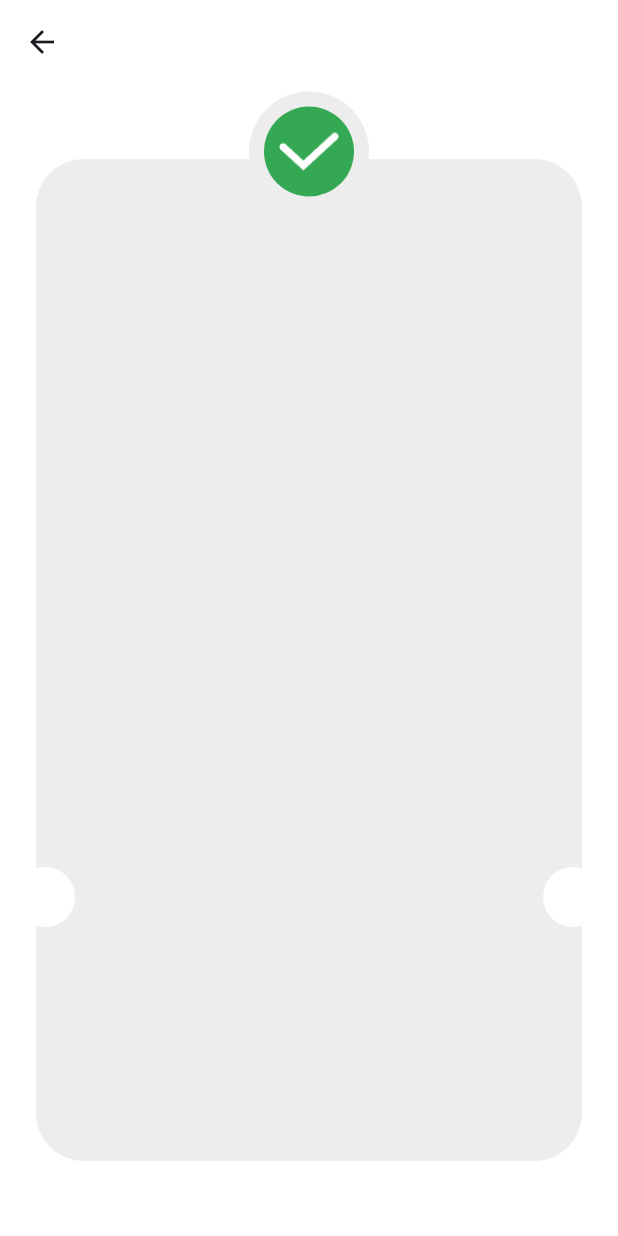
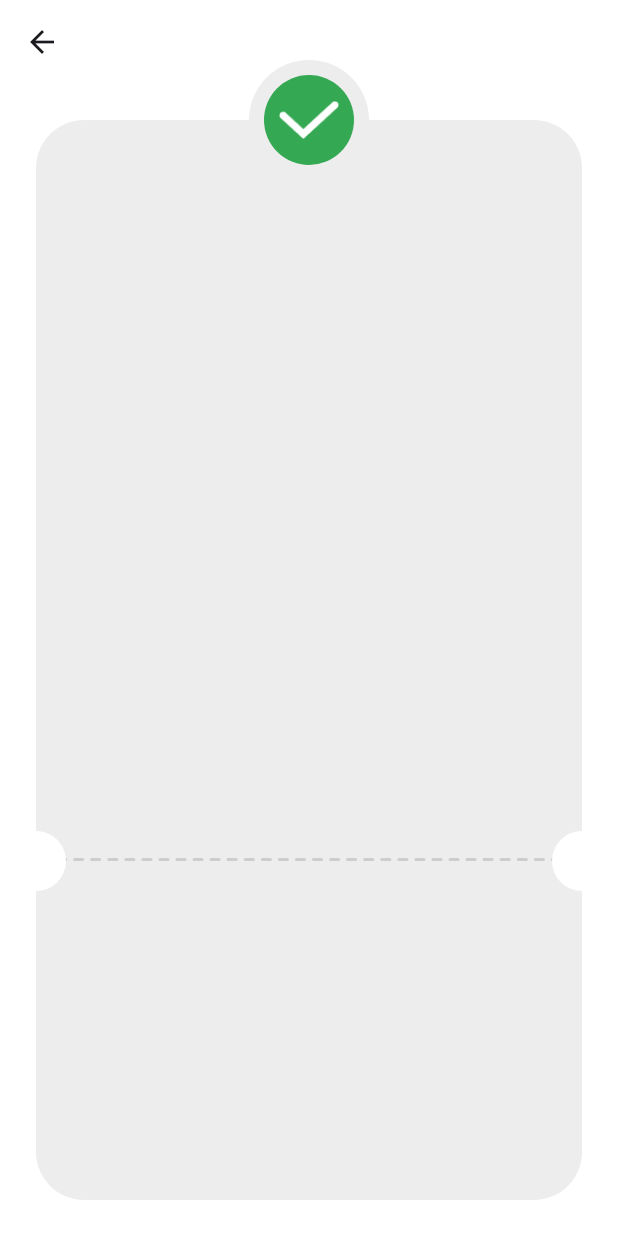
Before and after one commit to AlaaSharshera/checkout_payment_flutter, a Flutter app: the screen it shows after launch, on a phone screen of 412 x 824 dp. Run offline on Flutter 3.47's test engine with Material 3 defaults, Android fonts, the phone set to English and light mode, and no system bars; our stand-ins replace flutter_credit_card.

Commit message:
build dashed border

```diff
--- a/lib/views/Thankyou_view.dart
+++ b/lib/views/Thankyou_view.dart
@@ -1,5 +1,6 @@
 import 'package:flutter/material.dart';
 import 'package:payment_checkout/widgets/custom_appbar.dart';
+import 'package:payment_checkout/widgets/dashed_border.dart';
 
 class ThankyouView extends StatelessWidget {
   const ThankyouView({super.key});
@@ -9,18 +10,25 @@ class ThankyouView extends StatelessWidget {
     return Scaffold(
       backgroundColor: Colors.white,
       appBar: customAppBar(title: " "),
-      body: Stack(
+      body: Padding(
+        padding: const EdgeInsets.all(24.0),
+        child: Stack(
+          clipBehavior: Clip.none,
           children: [
             Container(
               height: double.infinity,
               width: double.infinity,
-            margin: const EdgeInsets.symmetric(horizontal: 24, vertical: 50),
               decoration: BoxDecoration(
                   color: const Color(0xffEDEDED),
                   borderRadius: BorderRadius.circular(32)),
             ),
             Positioned(
-            top: 5,
+                bottom: MediaQuery.of(context).size.height * 0.25 + 20,
+                right: 0,
+                left: 0,
+                child: const DashedBorder()),
+            Positioned(
+              top: -40,
               right: 0,
               left: 0,
               child: CircleAvatar(
@@ -38,20 +46,21 @@ class ThankyouView extends StatelessWidget {
             ),
             Positioned(
               bottom: MediaQuery.of(context).size.height * 0.25,
-            left: 10,
+              left: -20,
               child: const CircleAvatar(
                 backgroundColor: Colors.white,
               ),
             ),
             Positioned(
               bottom: MediaQuery.of(context).size.height * 0.25,
-            right: 10,
+              right: -20,
               child: const CircleAvatar(
                 backgroundColor: Colors.white,
               ),
             ),
           ],
         ),
+      ),
     );
   }
 }
--- /dev/null
+++ b/lib/widgets/dashed_border.dart
@@ -0,0 +1,22 @@
+import 'package:flutter/material.dart';
+
+class DashedBorder extends StatelessWidget {
+  const DashedBorder({super.key});
+
+  @override
+  Widget build(BuildContext context) {
+    return Row(
+      children: List.generate(32, (index) {
+        return Expanded(
+          child: Container(
+            margin: const EdgeInsets.symmetric(horizontal: 2),
+            height: 2,
+            decoration: BoxDecoration(
+                color: Colors.grey.withOpacity(0.4),
+                borderRadius: BorderRadius.circular(1)),
+          ),
+        );
+      }),
+    );
+  }
+}
--- a/pubspec.yaml
+++ b/pubspec.yaml
@@ -62,7 +62,7 @@ flutter:
   # To add assets to your application, add an assets section, like this:
   assets:
     - assets/images/
-    - assets/images/icon_ok.png
+
 
 
   # An image asset can refer to one or more resolution-specific "variants", see
```
Lines whose indentation alone changed are shown as unchanged.
